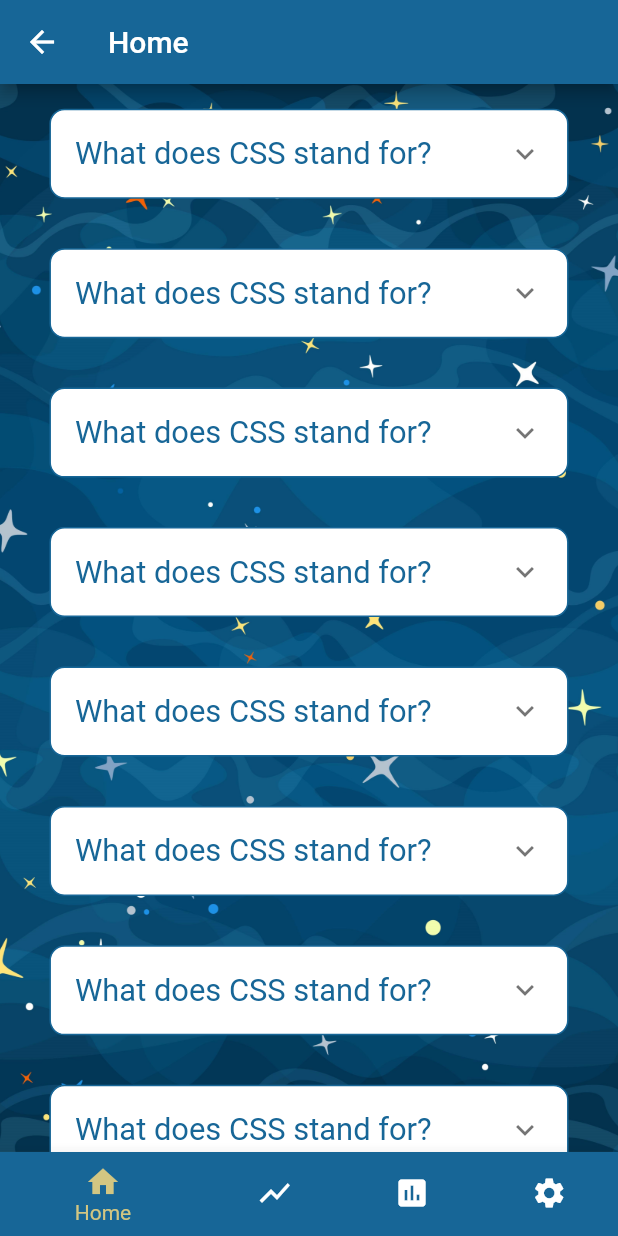
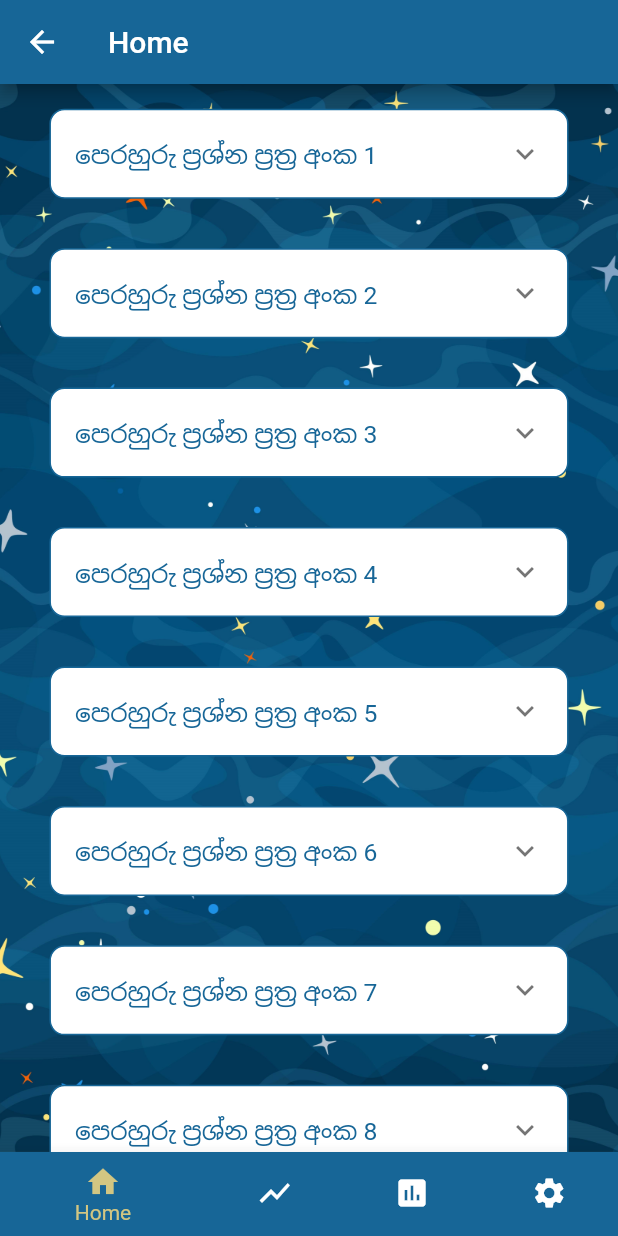
Before and after one commit to MithunW/Edu_App, a Flutter app: the HomePage screen opened by its route, on a phone screen of 412 x 824 dp. Run offline on Flutter 3.47's test engine with Material 2 defaults, Android fonts, the phone set to English and light mode, and no system bars; our stand-ins replace percent_indicator, shared_preferences; accounts and stored records are empty.

Commit message:
Paper downloading implemented | navigating to paper

```diff
--- a/lib/Datalayer/Database.dart
+++ b/lib/Datalayer/Database.dart
@@ -1,15 +1,22 @@
+import 'package:edu_app/Datalayer/paperShowcase.dart';
+
 class Database {
-  //TODO implement the backend connection for the functions
+  List<PaperShowcase> getPapers() {
+    List list = new List<PaperShowcase>();
+    int counter = 1;
+    do {
+      PaperShowcase paper = new PaperShowcase();
 
-  static List<String> getPapers() {
-    List list = new List<String>();
-    int counter = 10;
-    int count = counter;
-    do {
-      int paper = (count + 1) - counter;
-      list.add('ප්‍රශ්න පත්‍රය $paper ');
-      counter--;
-    } while (counter > 0);
+      //TODO: need to implement a method get the details from the Papers table in db and
+      //create papershowcase object(used only to show the available papers)
+      // and return them as a list to the home view
+
+      paper.setId(counter.toString());
+      paper.setUrl('url here');
+      paper.setName('paper$counter.json');
+      list.add(paper);
+      counter++;
+    } while (counter < 11);
 
     return list;
   }
--- a/lib/Datalayer/paper.dart
+++ b/lib/Datalayer/paper.dart
@@ -14,6 +14,10 @@ class Paper {
       id: json["id"],
       qs: qsList,
     );
+  }
+
+  void setId(String id) {
+    this.id = id;
   }
 }
 
--- /dev/null
+++ b/lib/Datalayer/paperShowcase.dart
@@ -0,0 +1,35 @@
+class PaperShowcase {
+  String id;
+  String url;
+  String name;
+
+  PaperShowcase({
+    this.id,
+    this.url,
+    this.name,
+  });
+
+  void setId(String id) {
+    this.id = id;
+  }
+
+  String getId() {
+    return this.id;
+  }
+
+  void setUrl(String url) {
+    this.url = url;
+  }
+
+  String getUrl() {
+    return this.url;
+  }
+
+  void setName(String name) {
+    this.name = name;
+  }
+
+  String getName() {
+    return this.name;
+  }
+}
--- a/lib/UI/colors.dart
+++ b/lib/UI/colors.dart
@@ -12,5 +12,6 @@ class AppColor {
     const AppColor(const Color.fromRGBO(210, 198, 1666, 1), 'Dark Vanilla'),
     const AppColor(const Color.fromRGBO(84, 153, 206, 1), 'Light Blue 2'),
     const AppColor(const Color.fromRGBO(100, 129, 134, 1), 'Light Grey'),
+    const AppColor(const Color.fromRGBO(23, 102, 151, 0.8), 'Light light blue'),
   ];
 }
--- a/lib/UI/home.dart
+++ b/lib/UI/home.dart
@@ -1,6 +1,6 @@
 import 'package:edu_app/UI/colors.dart';
 import 'package:edu_app/UI/leaderboard.dart';
-import 'package:edu_app/UI/rootpage.dart';
+import 'package:edu_app/UI/paperview.dart';
 import 'package:edu_app/UI/progress.dart';
 import 'package:edu_app/UI/settings.dart';
 import 'package:flutter/material.dart';
--- /dev/null
+++ b/lib/UI/paperview.dart
@@ -0,0 +1,127 @@
+import 'package:edu_app/UI/colors.dart';
+import 'package:edu_app/Datalayer/Database.dart';
+import 'package:edu_app/UI/paperScreen.dart';
+import 'package:flutter/material.dart';
+import 'package:edu_app/Datalayer/models/downloadPaper.dart';
+
+class RootPage extends StatelessWidget {
+  final Database db = new Database();
+  @override
+  Widget build(BuildContext context) {
+    List list = db.getPapers();
+    var size = MediaQuery.of(context).size;
+    return Scaffold(
+        appBar: AppBar(
+          title: Text('Home'),
+        ),
+        body: Container(
+          decoration: BoxDecoration(
+            image: DecorationImage(
+              image: AssetImage('assets/images/bg.jpg'),
+              fit: BoxFit.fitHeight,
+            ),
+          ),
+          child: ListView.builder(
+            itemCount: list.length,
+            itemBuilder: (context, position) {
+              return buildPapers(context, size, list[position]);
+            },
+          ),
+        ));
+  }
+
+  Widget buildPapers(context, size, paper) {
+    return Padding(
+      padding: EdgeInsets.fromLTRB(size.width * 0.08, size.height * 0.02,
+          size.width * 0.08, size.height * 0.02),
+      child: Container(
+        decoration: BoxDecoration(
+          borderRadius: BorderRadius.circular(10),
+          border: Border.all(
+            color: AppColor.colors[1].color,
+            //color: Color.fromRGBO(36, 209, 99, 0.9),
+          ),
+          color: Colors.white,
+        ),
+        child: ExpansionTile(
+          title: Text(
+            'පෙරහුරු ප්‍රශ්න ප්‍රත්‍ර අංක ${paper.id}', // paper id here
+            style: TextStyle(
+              color: AppColor.colors[1].color,
+              fontSize: size.height * 0.02,
+            ),
+          ),
+          children: [
+            Padding(
+              padding: EdgeInsets.fromLTRB(
+                  0.0, size.height * 0.06, 0.0, size.height * 0.06),
+              child: Container(
+                decoration: BoxDecoration(
+                    border: Border.all(
+                  color: AppColor.colors[1].color,
+                )),
+                child: createButton(paper, context),
+              ),
+            ),
+          ],
+        ),
+      ),
+    );
+  }
+
+  Widget createButton(paper, context) {
+    if (1 == 0) {
+      return FlatButton(
+        color: Colors.white,
+        child: Text(
+          'මෙම ප්‍රශ්න පත්‍රය ලබාගන්න',
+          style: TextStyle(
+            color: AppColor.colors[1].color,
+          ),
+        ),
+        onPressed: () {
+          downloadFile(
+              'https://drive.google.com/uc?export=download&id=17ibQBF46pwJLyd5_cwUh_P-7IwaEJ4dU',
+              paper.name);
+        },
+      );
+    }
+    return FlatButton(
+      color: Colors.white,
+      child: Text(
+        'ප්‍රශ්න පත්‍රය කරන්න',
+        style: TextStyle(
+          color: AppColor.colors[1].color,
+        ),
+      ),
+      onPressed: () {
+        return showDialog(
+          barrierDismissible: false,
+          context: context,
+          builder: (context) {
+            return AlertDialog(
+              shape: RoundedRectangleBorder(
+                borderRadius: BorderRadius.circular(25.0),
+              ),
+              content: Text('ප්‍රශ්ණ පත්‍රය කිරීමට ඔබ සූදානම්ද ?'),
+              actions: <Widget>[
+                FlatButton(
+                  onPressed: () {
+                    Navigator.pushNamed(context, PaperScreen.routeName,
+                        arguments: paper);
+                  },
+                  child: Text('ඔව්'),
+                ),
+                FlatButton(
+                    onPressed: () {
+                      Navigator.pop(context);
+                    },
+                    child: Text('නැහැ')),
+              ],
+            );
+          },
+        );
+      },
+    );
+  }
+}
--- a/lib/UI/rootpage.dart
+++ /dev/null
@@ -1,116 +0,0 @@
-import 'package:edu_app/UI/colors.dart';
-import 'package:edu_app/models/readPaper.dart';
-import 'package:flutter/material.dart';
-
-class RootPage extends StatelessWidget {
-  @override
-  Widget build(BuildContext context) {
-    var size = MediaQuery.of(context).size;
-    return Scaffold(
-        appBar: AppBar(
-          title: Text('Home'),
-        ),
-        body: buildHome(size, context));
-  }
-
-  Widget buildHome(size, context) {
-    return FutureBuilder(
-        future: loadPaper(),
-        builder: (context, paper) {
-          return paper.data != null
-              ? Container(
-                  decoration: BoxDecoration(
-                    image: DecorationImage(
-                      // colorFilter: new ColorFilter.mode(
-                      //     Colors.black.withOpacity(0.9), BlendMode.dstATop),
-                      image: AssetImage('assets/images/bg.jpg'),
-                      fit: BoxFit.fitHeight,
-                    ),
-                  ),
-                  child: ListView.builder(
-                    itemCount: 10,
-                    itemBuilder: (context, position) {
-                      return buildPaper(context, size, position, paper);
-                    },
-                  ),
-                )
-              : Center(child: CircularProgressIndicator());
-        });
-  }
-
-  Widget buildPaper(context, size, position, paper) {
-    return Padding(
-      padding: EdgeInsets.fromLTRB(size.width * 0.08, size.height * 0.02,
-          size.width * 0.08, size.height * 0.02),
-      child: Container(
-        decoration: BoxDecoration(
-          borderRadius: BorderRadius.circular(10),
-          border: Border.all(
-            color: AppColor.colors[1].color,
-            //color: Color.fromRGBO(36, 209, 99, 0.9),
-          ),
-          color: Colors.white,
-        ),
-        child: ExpansionTile(
-          title: Text(
-            paper.data.qs[0].q.t,
-            style: TextStyle(
-              color: AppColor.colors[1].color,
-              fontSize: size.height * 0.025,
-            ),
-          ),
-          children: [
-            Padding(
-              padding: EdgeInsets.fromLTRB(
-                  0.0, size.height * 0.06, 0.0, size.height * 0.06),
-              child: Row(
-                children: [
-                  SizedBox(
-                    width: size.width * 0.12,
-                  ),
-                  Container(
-                    decoration: BoxDecoration(
-                        border: Border.all(
-                      color: AppColor.colors[1].color,
-                    )),
-                    child: FlatButton(
-                      color: Colors.white,
-                      child: Text(
-                        'Do the Paper',
-                        style: TextStyle(
-                          color: AppColor.colors[1].color,
-                        ),
-                      ),
-                      onPressed: () {
-                        Navigator.pushNamed(context, '/paper');
-                      },
-                    ),
-                  ),
-                  SizedBox(
-                    width: size.width * 0.08,
-                  ),
-                  Container(
-                    decoration: BoxDecoration(
-                        border: Border.all(
-                      color: AppColor.colors[1].color,
-                    )),
-                    child: FlatButton(
-                      color: Colors.white,
-                      child: Text(
-                        'Review',
-                        style: TextStyle(
-                          color: AppColor.colors[1].color,
-                        ),
-                      ),
-                      onPressed: () {},
-                    ),
-                  ),
-                ],
-              ),
-            ),
-          ],
-        ),
-      ),
-    );
-  }
-}
--- a/lib/main.dart
+++ b/lib/main.dart
@@ -1,6 +1,7 @@
 import 'package:edu_app/UI/colors.dart';
 import 'package:edu_app/UI/home.dart';
 import 'package:edu_app/UI/onboarding.dart';
+import 'package:edu_app/UI/paperScreen.dart';
 import 'package:edu_app/UI/splash.dart';
 import 'package:flutter/material.dart';
 
@@ -16,6 +17,7 @@ void main() {
         '/': (context) => Splash(),
         '/onBoarding': (context) => OnBoardingPage(),
         '/home': (context) => HomePage(),
+        PaperScreen.routeName: (context) => PaperScreen(),
       },
     ),
   );
--- a/pubspec.yaml
+++ b/pubspec.yaml
@@ -24,9 +24,8 @@ dependencies:
   # Use with the CupertinoIcons class for iOS style icons.
   cupertino_icons: ^0.1.2
   shared_preferences: ^0.5.3+4
-
-
   percent_indicator: ^2.1.1
+  path_provider: ^1.3.0
 
 
 dev_dependencies:
```
Also changed, not shown: assets/papers/paper_02.json (deleted, +0 -35 lines), assets/papers/paper_03.json (deleted, +0 -35 lines), assets/papers/paper_04.json (deleted, +0 -35 lines), lib/Datalayer/models/downloadPaper.dart (added, +50 -0 lines), lib/UI/leaderboard.dart (+49 -25 lines), lib/UI/paperScreen.dart (added, +25 -0 lines), lib/UI/progress.dart (+40 -31 lines), assets/images/leaderbg.jpg (renamed from assets/images/onBoardbg.jpg), assets/images/owl.png (deleted), lib/Datalayer/models/readPaper.dart (renamed from lib/models/readPaper.dart), pubspec.lock.
